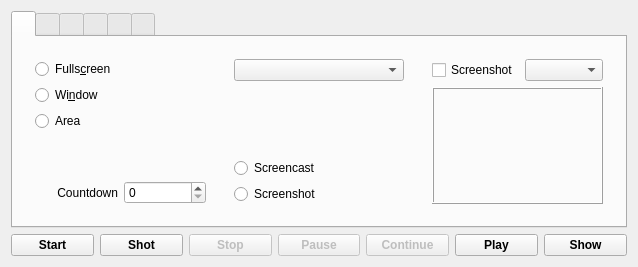
The window that mainwindow.ui (vkohaupt/vokoscreenNG) describes before a commit, drawn with Qt 5.
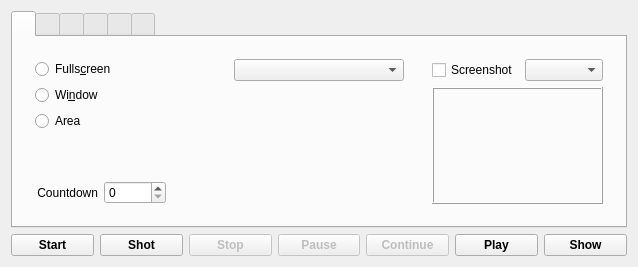
The same window after the commit. Icons and pictures are not drawn.

Commit message: add screenshot preview

Diff of the .ui file:
```diff
--- a/mainwindow.ui
+++ b/mainwindow.ui
@@ -62,20 +62,6 @@
                </property>
               </spacer>
              </item>
-             <item>
-              <widget class="QRadioButton" name="radioButtonScreencast">
-               <property name="text">
-                <string>Screencast</string>
-               </property>
-              </widget>
-             </item>
-             <item>
-              <widget class="QRadioButton" name="radioButtonScreenshot">
-               <property name="text">
-                <string>Screenshot</string>
-               </property>
-              </widget>
-             </item>
             </layout>
            </widget>
           </item>
@@ -137,6 +123,22 @@
                <item>
                 <widget class="QSpinBox" name="spinBoxCountDown"/>
                </item>
+               <item>
+                <spacer name="horizontalSpacer">
+                 <property name="orientation">
+                  <enum>Qt::Horizontal</enum>
+                 </property>
+                 <property name="sizeType">
+                  <enum>QSizePolicy::Minimum</enum>
+                 </property>
+                 <property name="sizeHint" stdset="0">
+                  <size>
+                   <width>40</width>
+                   <height>20</height>
+                  </size>
+                 </property>
+                </spacer>
+               </item>
               </layout>
              </item>
             </layout>
```
Left out of the diff: 19 changed lines with no effect on the pictures. The commit also changes 2 other files.
